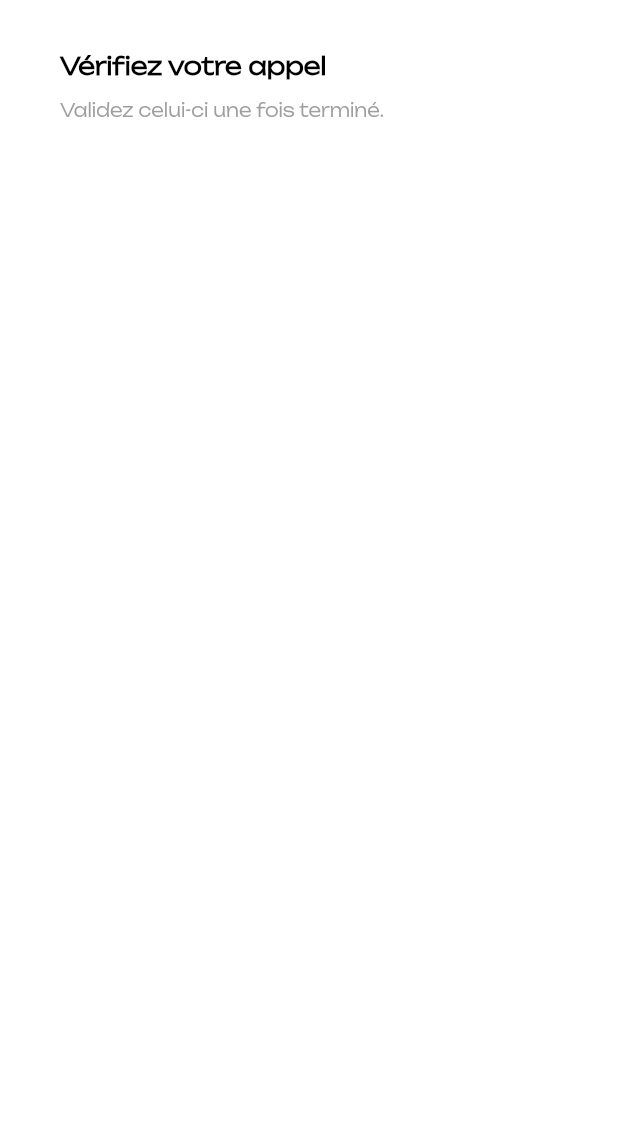
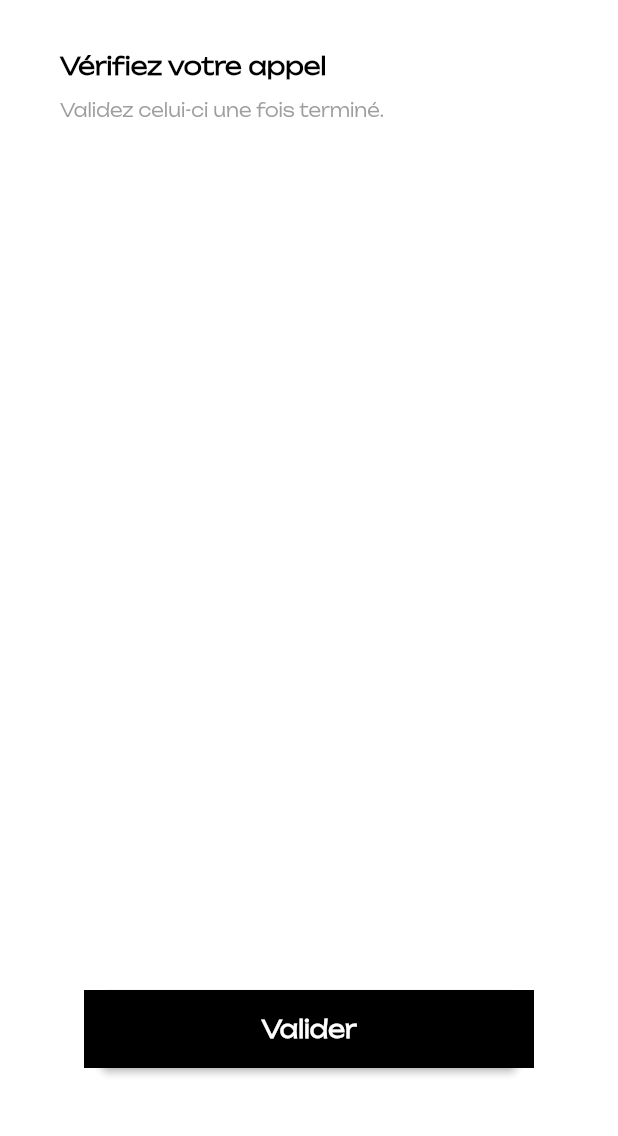
Before and after one commit to NolanMlb/StudentSpot-App, a Flutter app: the PresenceScreen screen opened directly, on a phone screen of 412 x 824 dp, the part 78-1214 px from its top. Run offline on Flutter 3.47's test engine with Material 2 defaults, Android fonts, the phone set to English and light mode, and no system bars; project files that could hold a hidden picture were left out.

Commit message:
btn validate

```diff
--- a/student_spot/lib/screens/presence_screen.dart
+++ b/student_spot/lib/screens/presence_screen.dart
@@ -52,6 +52,38 @@ class PresenceScreen extends StatelessWidget {
                 ),
               ),
             ),
+            Expanded(
+              child: Container(),
+            ),
+            Container(
+              width: 300,
+              color: Colors.black,
+              padding: const EdgeInsets.symmetric(horizontal: 10.0),
+              margin: const EdgeInsets.symmetric(vertical: 60.0),
+              child: SizedBox(
+                width: double.infinity,
+                child: ElevatedButton(
+                  onPressed: () {},
+                  style: ElevatedButton.styleFrom(
+                    backgroundColor: Colors.black,
+                    padding: const EdgeInsets.symmetric(vertical: 16.0),
+                    shape: RoundedRectangleBorder(
+                      borderRadius: BorderRadius.circular(8.0),
+                    ),
+                  ),
+                  child: const Text(
+                    'Valider',
+                    style: TextStyle(
+                      color: Colors.white,
+                      fontSize: 16,
+                      fontFamily: 'Unbounded',
+                      fontWeight: FontWeight.bold,
+                      decoration: TextDecoration.none,
+                    ),
+                  ),
+                ),
+              ),
+            ),
           ],
         ));
   }
```
